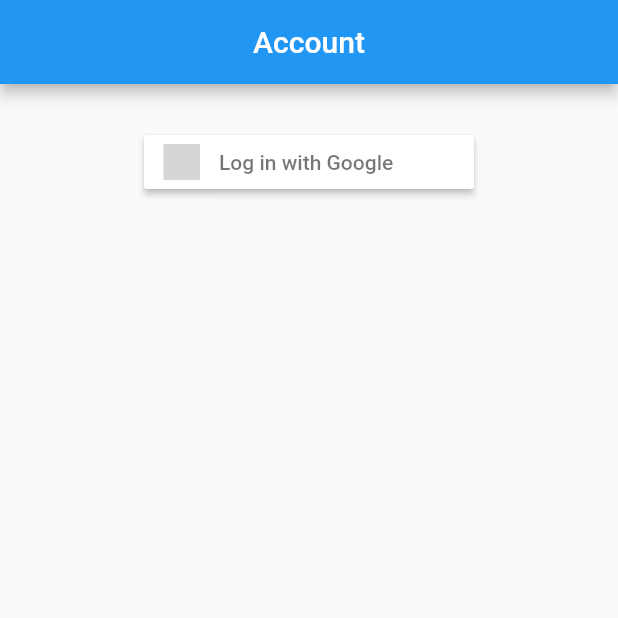
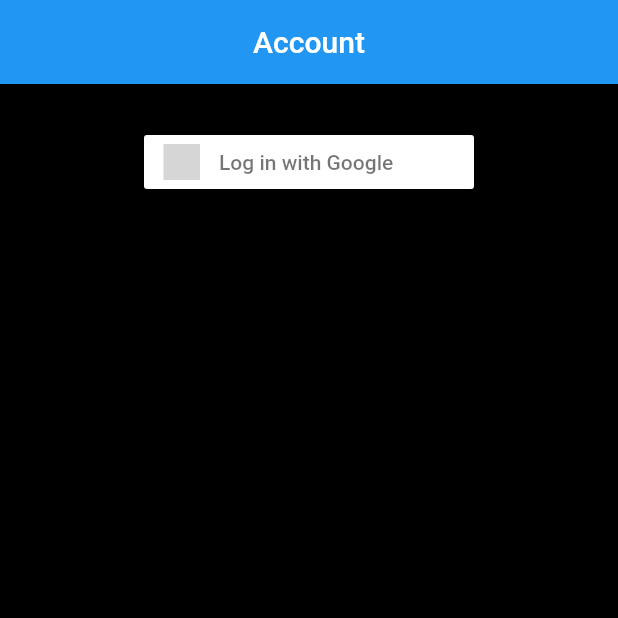
Before and after one commit to dnw2022/one-for-twelve, a Flutter app: the screen it shows after launch, on a phone screen of 412 x 824 dp, the top half of it. Run offline on Flutter 3.47's test engine with Material 2 defaults, Android fonts, the phone set to English and light mode, and no system bars; our stand-ins replace cloud_firestore, firebase_auth, firebase_core, flutter_signin_button, google_sign_in, settings_ui and 1 more; accounts and stored records are empty; grey boxes are pictures that could not be loaded.

Commit message:
Add dark theme

```diff
--- a/lib/main.dart
+++ b/lib/main.dart
@@ -79,6 +79,25 @@
                     GlobalWidgetsLocalizations.delegate,
                     GlobalCupertinoLocalizations.delegate,
                   ],
+                  theme: ThemeData(
+                    brightness: Brightness.light,
+                    primarySwatch: Colors.blue,
+                  ),
+                  darkTheme: ThemeData(
+                    scaffoldBackgroundColor: Colors.black,
+                    backgroundColor: Colors.black,
+                    primaryColor: Colors.blue,
+                    colorScheme: ColorScheme.fromSwatch().copyWith(
+                      primary: Colors.black,
+                      secondary: Colors.blue,
+                      brightness: Brightness.dark,
+                    ),
+                    appBarTheme: const AppBarTheme(
+                        backgroundColor: Colors.blue,
+                        foregroundColor: Colors.white),
+                  ),
+                  themeMode:
+                      settings.darkTheme ? ThemeMode.dark : ThemeMode.light,
                   onGenerateRoute: (routeSettings) {
                     if (routeSettings.name == "/home") {
                       return PageRouteBuilder(
--- a/lib/settings_provider.dart
+++ b/lib/settings_provider.dart
@@ -33,5 +33,5 @@
     notifyListeners();
   }
 
-  bool get darkTheme => false;
+  bool get darkTheme => true;
 }
```
